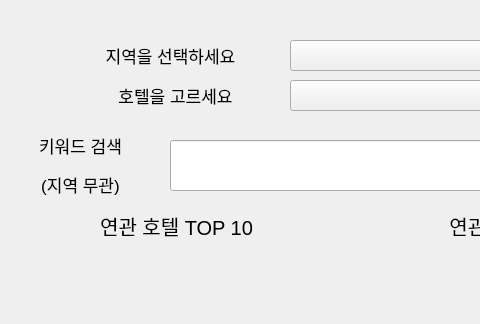
Above: hotel_recommendation.ui from OThinking/hotel_recommendation before the change; both pictures show x 0 to 480 and y 0 to 324 of the 707 by 626 pixel window. Below: the same form after it.
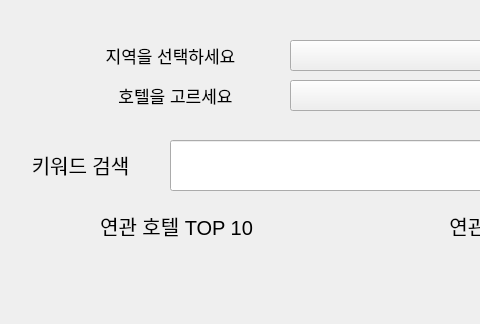
That is the form after the change.

Commit message: (24.02.07) 코딩 내용

What changed in the file:
```diff
--- a/hotel_recommendation.ui
+++ b/hotel_recommendation.ui
@@ -211,7 +211,9 @@
      <widget class="QLabel" name="label_3">
       <property name="font">
        <font>
-        <pointsize>13</pointsize>
+        <pointsize>15</pointsize>
+        <weight>50</weight>
+        <bold>false</bold>
        </font>
       </property>
       <property name="text">
@@ -222,21 +224,6 @@
       </property>
      </widget>
     </item>
-    <item>
-     <widget class="QLabel" name="label_4">
-      <property name="font">
-       <font>
-        <pointsize>13</pointsize>
-       </font>
-      </property>
-      <property name="text">
-       <string>(지역 무관)</string>
-      </property>
-      <property name="alignment">
-       <set>Qt::AlignCenter</set>
-      </property>
-     </widget>
-    </item>
    </layout>
   </widget>
  </widget>
```
Left out of the diff: 10 changed lines with no effect on the pictures. The commit also changes 1 other file.
